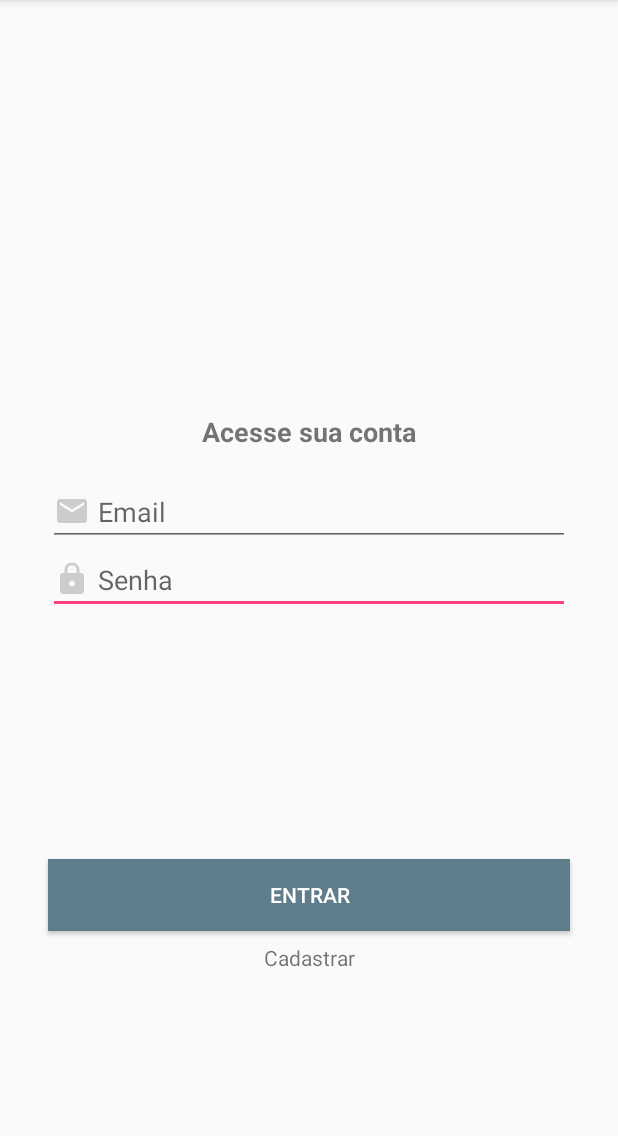
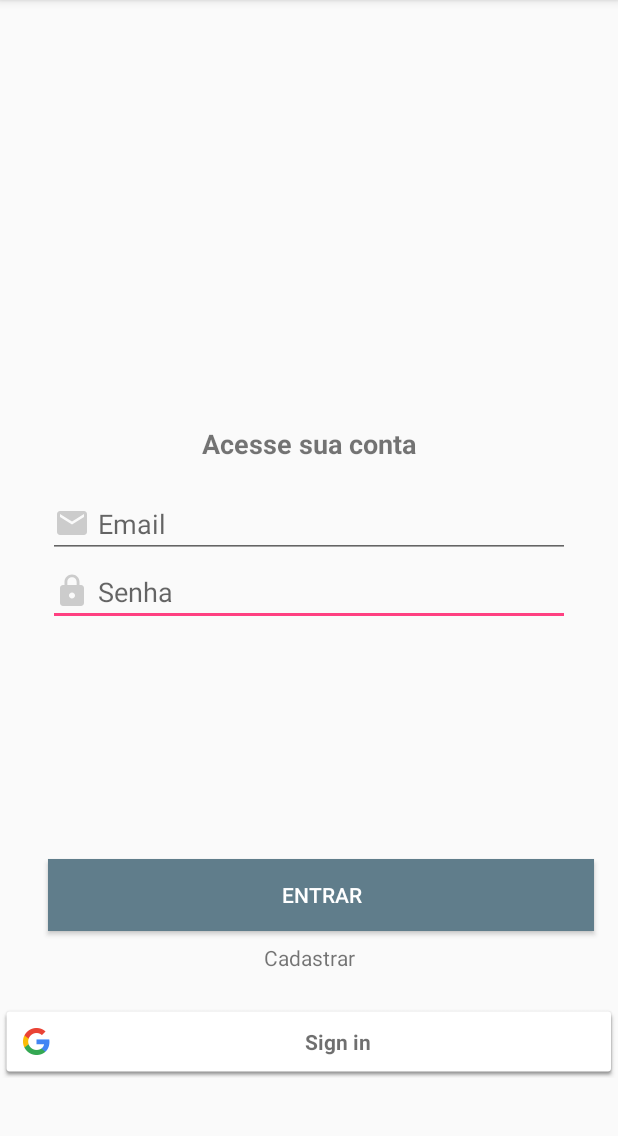
Before and after one commit to Mobile02-DH/FilmeApp, an Android app: the LoginActivity screen opened directly, with no data from a screen before it, on a phone screen of 412 x 824 dp, the part 84-1220 px from its top. Run offline under Robolectric (Android 15) with nearby library versions, the phone set to English and light mode, and no system bars; our stand-ins replace Firebase (no records; nobody signed in at launch, a user with empty details on screens opened directly); libraries missing offline, so code that uses them is left out: com.firebase.ui.

Commit message:
Atualizando Login Google Versão 2

```diff
--- a/app/src/main/java/com/digitalhouse/whatchapp/view/LoginActivity.java
+++ b/app/src/main/java/com/digitalhouse/whatchapp/view/LoginActivity.java
@@ -3,7 +3,9 @@ package com.digitalhouse.whatchapp.view;
 import android.content.Intent;
 import android.os.Bundle;
 import android.support.annotation.NonNull;
+import android.support.design.widget.Snackbar;
 import android.support.v7.app.AppCompatActivity;
+import android.util.Log;
 import android.view.View;
 import android.widget.Button;
 import android.widget.EditText;
@@ -13,15 +15,29 @@ import android.widget.Toast;
 import com.digitalhouse.whatchapp.R;
 import com.digitalhouse.whatchapp.control.ConfiguracaoFirebase;
 import com.digitalhouse.whatchapp.model.Usuario;
+import com.google.android.gms.auth.api.Auth;
+import com.google.android.gms.auth.api.signin.GoogleSignIn;
+import com.google.android.gms.auth.api.signin.GoogleSignInAccount;
+import com.google.android.gms.auth.api.signin.GoogleSignInApi;
+import com.google.android.gms.auth.api.signin.GoogleSignInOptions;
+import com.google.android.gms.common.ConnectionResult;
+import com.google.android.gms.common.SignInButton;
+import com.google.android.gms.common.api.ApiException;
+import com.google.android.gms.common.api.GoogleApiClient;
 import com.google.android.gms.tasks.OnCompleteListener;
 import com.google.android.gms.tasks.Task;
+import com.google.firebase.auth.AuthCredential;
 import com.google.firebase.auth.AuthResult;
 import com.google.firebase.auth.FirebaseAuth;
 import com.google.firebase.auth.FirebaseUser;
+import com.google.firebase.auth.GoogleAuthProvider;
+
+import static com.firebase.ui.auth.ui.AcquireEmailHelper.RC_SIGN_IN;
 
 
-public class LoginActivity extends AppCompatActivity {
+public class LoginActivity extends AppCompatActivity implements GoogleApiClient.OnConnectionFailedListener {
 
+    private static final String TAG = "Main Activity";
     private FirebaseAuth autenticacao;
 
 
@@ -29,17 +45,38 @@ public class LoginActivity extends AppCompatActivity {
     private Button botaoEntrar;
     private Usuario usuario;
     private TextView cadastrar;
+    private SignInButton btnGoogle;
+    private GoogleApiClient mGoogleApiClient;
+    private FirebaseAuth mAuth;
+
 
 
     @Override
     protected void onCreate(Bundle savedInstanceState) {
         super.onCreate(savedInstanceState);
         setContentView(R.layout.activity_login);
+        mAuth = FirebaseAuth.getInstance();
 
         campoEmail = findViewById(R.id.editEmail);
         campoSenha = findViewById(R.id.editSenha);
         botaoEntrar = findViewById(R.id.btnEntrar);
         cadastrar = findViewById(R.id.textoCadastrar);
+        btnGoogle = (SignInButton) findViewById(R.id.btnGoogleSignIn);
+
+
+        // Configure Google Sign In
+        GoogleSignInOptions gso = new GoogleSignInOptions.Builder(GoogleSignInOptions.DEFAULT_SIGN_IN)
+                .requestIdToken(getString(R.string.default_web_client_id))
+                .requestEmail()
+                .build();
+
+
+        mGoogleApiClient = new GoogleApiClient.Builder(this)
+                .enableAutoManage(LoginActivity.this, this)
+                .addApi(Auth.GOOGLE_SIGN_IN_API, gso)
+                .build();
+
+
 
         cadastrar.setOnClickListener(new View.OnClickListener() {
             @Override
@@ -80,10 +117,16 @@ public class LoginActivity extends AppCompatActivity {
         });
     }
 
+
+
     private void signIn() {
 
         // [START sign_in_with_email]
         autenticacao = ConfiguracaoFirebase.getFirebaseAutenticacao();
+        GoogleSignInApi mGoogleSignInClient = null;
+        Intent signInIntent = Auth.GoogleSignInApi.getSignInIntent(mGoogleApiClient);
+        //Intent signIntent = Auth.GoogleSignInApi.getSignInIntent(mGoogleApiClient);
+        startActivityForResult(signInIntent, RC_SIGN_IN);
         autenticacao.signInWithEmailAndPassword(usuario.getEmail(), usuario.getSenha())
                 .addOnCompleteListener(this, new OnCompleteListener<AuthResult>() {
                     @Override
@@ -105,6 +148,60 @@ public class LoginActivity extends AppCompatActivity {
         // [END sign_in_with_email]
     }
 
+    @Override
+    public void onActivityResult(int requestCode, int resultCode, Intent data) {
+        super.onActivityResult(requestCode, resultCode, data);
+
+        // Result returned from launching the Intent from GoogleSignInApi.getSignInIntent(...);
+        if (requestCode == RC_SIGN_IN) {
+            Task<GoogleSignInAccount> task = GoogleSignIn.getSignedInAccountFromIntent(data);
+            try {
+                // Google Sign In was successful, authenticate with Firebase
+                GoogleSignInAccount account = task.getResult(ApiException.class);
+                firebaseAuthWithGoogle(account);
+            } catch (ApiException e) {
+                // Google Sign In failed, update UI appropriately
+                Log.w(TAG, "Google sign in failed", e);
+                // ...
+            }
+        }
+    }
+
+    @Override
+    public void onStart() {
+        super.onStart();
+        // Check if user is signed in (non-null) and update UI accordingly.
+        FirebaseUser currentUser = mAuth.getCurrentUser();
+//        updateUI(currentUser);
+    }
+
+    private void firebaseAuthWithGoogle(GoogleSignInAccount acct) {
+        Log.d(TAG, "firebaseAuthWithGoogle:" + acct.getId());
+
+        AuthCredential credential = GoogleAuthProvider.getCredential(acct.getIdToken(), null);
+        mAuth.signInWithCredential(credential)
+                .addOnCompleteListener(this, new OnCompleteListener<AuthResult>() {
+                    @Override
+                    public void onComplete(@NonNull Task<AuthResult> task) {
+                        if (task.isSuccessful()) {
+                            // Sign in success, update UI with the signed-in user's information
+                            Log.d(TAG, "signInWithCredential:success");
+                            FirebaseUser user = mAuth.getCurrentUser();
+                            Toast.makeText(LoginActivity.this, "login feito", Toast.LENGTH_SHORT).show();
+//                            updateUI(user);
+                        } else {
+                            // If sign in fails, display a message to the user.
+                            Log.w(TAG, "signInWithCredential:failure", task.getException());
+                            Toast.makeText(LoginActivity.this, "Autenticção falhou", Toast.LENGTH_LONG).show();
+//                            Snackbar.make(findViewById(R.id.main_layout), "Authentication Failed.", Snackbar.LENGTH_SHORT).show();
+//                            updateUI(null);
+                        }
+
+                        // ...
+                    }
+                });
+    }
+
     public void getUserProfile() {
         // [START get_user_profile]
         FirebaseUser user = FirebaseAuth.getInstance().getCurrentUser();
@@ -124,4 +221,9 @@ public class LoginActivity extends AppCompatActivity {
         }
         // [END get_user_profile]
     }
+
+    @Override
+    public void onConnectionFailed(@NonNull ConnectionResult connectionResult) {
+        Toast.makeText(getApplicationContext(), "Connection failed", Toast.LENGTH_SHORT).show();
+    }
 }
--- a/app/src/main/res/layout/activity_login.xml
+++ b/app/src/main/res/layout/activity_login.xml
@@ -66,16 +66,25 @@
         android:textColor="@android:color/white"
         android:layout_width="0dp"
         android:layout_height="wrap_content"
-        android:layout_marginEnd="32dp"
+        android:layout_marginEnd="16dp"
         android:layout_marginLeft="32dp"
         android:layout_marginRight="32dp"
         android:layout_marginStart="32dp"
-        android:layout_marginTop="16dp"
+        android:layout_marginTop="8dp"
         android:text="Entrar"
         app:layout_constraintBottom_toBottomOf="parent"
         app:layout_constraintEnd_toEndOf="parent"
         app:layout_constraintStart_toStartOf="parent"
         app:layout_constraintTop_toBottomOf="@+id/editSenha" />
+
+    <com.google.android.gms.common.SignInButton
+        android:id="@+id/btnGoogleSignIn"
+        android:layout_width="match_parent"
+        android:layout_height="wrap_content"
+        app:layout_constraintBottom_toBottomOf="parent"
+        app:layout_constraintEnd_toEndOf="parent"
+        app:layout_constraintStart_toStartOf="parent"
+        app:layout_constraintTop_toBottomOf="@+id/btnEntrar" />
 
     <TextView
         android:id="@+id/textoCadastrar"
```
